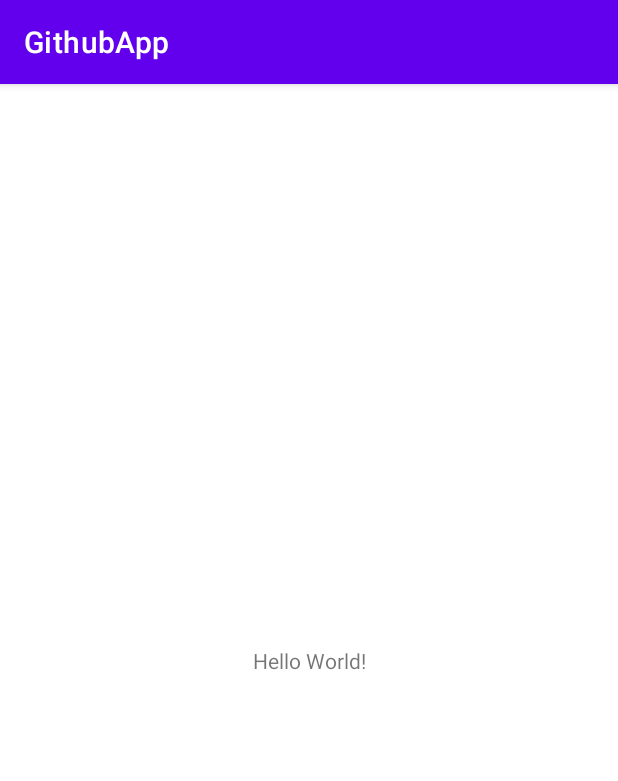
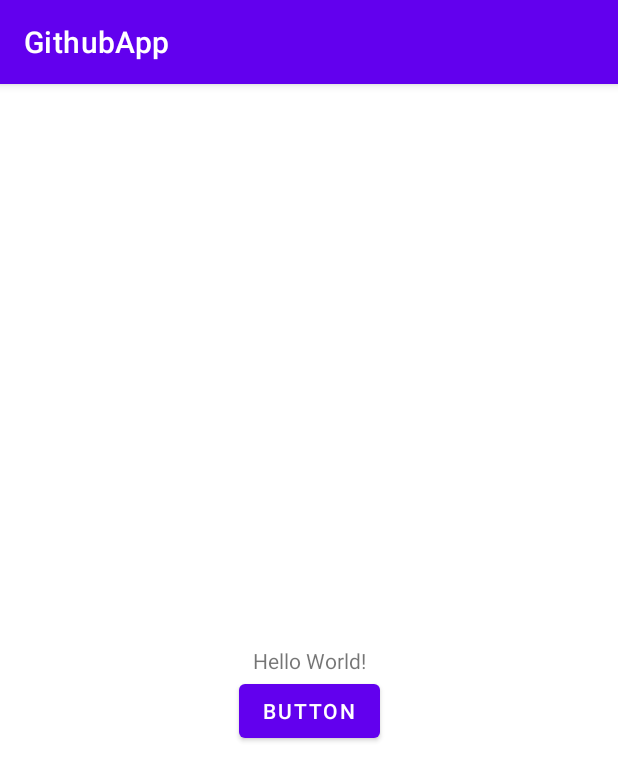
Before and after one commit to ahmedabnaby/GithubApp, an Android app: the screen it shows after launch (MainActivity), on a phone screen of 412 x 824 dp. Shown: the top 781 px of the screen. Run offline under Robolectric (Android 15) with nearby library versions, the phone set to English and light mode, and no system bars.

Commit message:
added the button

```diff
--- a/app/src/main/res/layout/activity_main.xml
+++ b/app/src/main/res/layout/activity_main.xml
@@ -10,9 +10,19 @@
         android:layout_width="wrap_content"
         android:layout_height="wrap_content"
         android:text="Hello World!"
+        android:id="@+id/text"
         app:layout_constraintBottom_toBottomOf="parent"
         app:layout_constraintEnd_toEndOf="parent"
         app:layout_constraintStart_toStartOf="parent"
         app:layout_constraintTop_toTopOf="parent" />
 
+    <Button
+        android:id="@+id/button"
+        android:layout_width="wrap_content"
+        android:layout_height="wrap_content"
+        android:text="Button"
+        app:layout_constraintTop_toBottomOf="@+id/text"
+        app:layout_constraintStart_toStartOf="parent"
+        app:layout_constraintEnd_toEndOf="parent"/>
+
 </androidx.constraintlayout.widget.ConstraintLayout>
```
